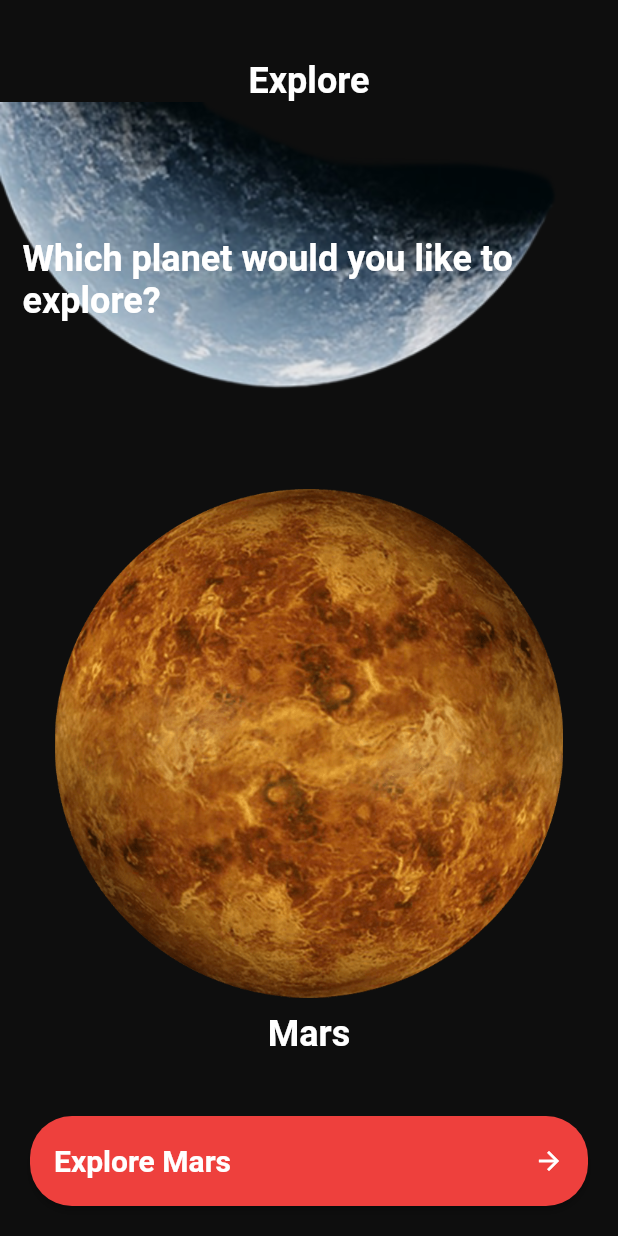
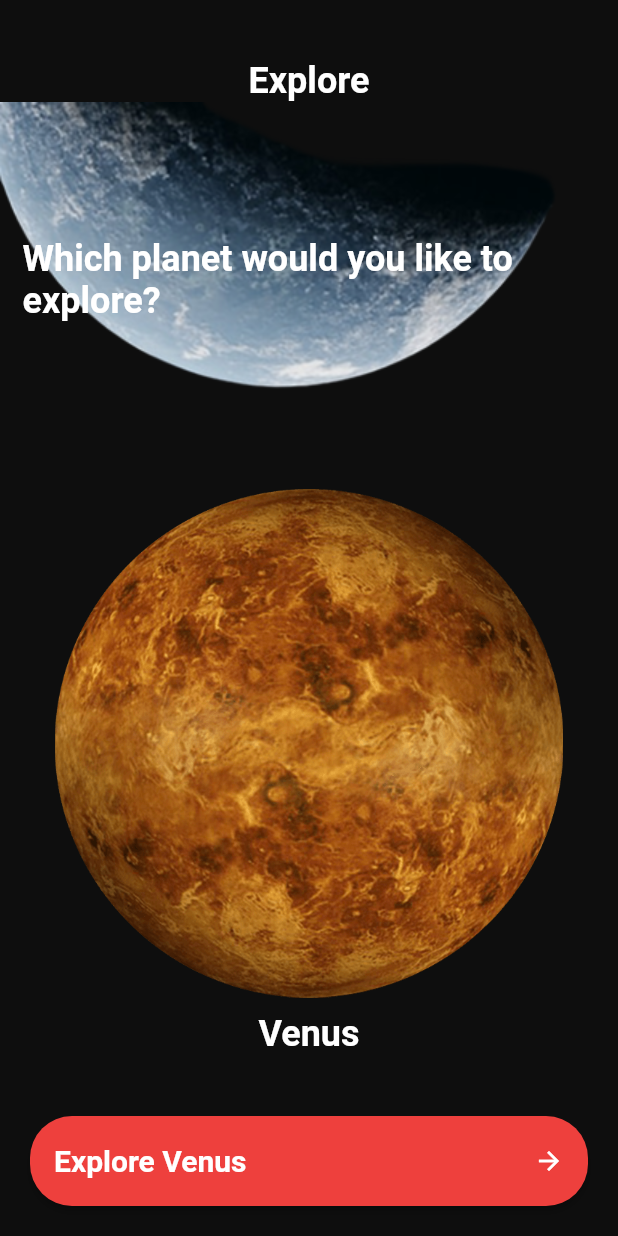
Before and after one commit to saraali319/planets, a Flutter app: the HomePage screen opened directly, swiped to page 3, on a phone screen of 412 x 824 dp. Run offline on Flutter 3.47's test engine with Material 2 defaults, Android fonts, the light colour scheme and no system bars; missing offline and left inert: model_viewer_plus.

Commit message:
// add 3d images and use them in application

```diff
--- a/lib/models/planet.dart
+++ b/lib/models/planet.dart
@@ -1,8 +1,12 @@
 import 'dart:ui';
+
+import 'package:flutter/material.dart';
+import 'package:model_viewer_plus/model_viewer_plus.dart';
 
 class Planet {
   String planetName;
   String pNGImagePath;
+  String glbImagePath;
   String title;
   String about;
   String distancefromSun;
@@ -16,6 +20,7 @@ class Planet {
   Planet(
       {required this.planetName,
       required this.pNGImagePath,
+        required this.glbImagePath,
       required this.title,
       required this.about,
       required this.distancefromSun,
@@ -32,6 +37,9 @@ List<Planet> planets = [
   Planet(
       planetName: 'Sun',
       pNGImagePath: 'assets/images/sun.png',
+      glbImagePath: 'assets/images_3d/sun.glb',
+
+
       title: 'The Sun: Our Solar Systems Star',
       about:
           'The Sun is the heart of our solar system, a massive ball of plasma that provides heat, light, and energy to everything within its gravitational pull. Its immense size and temperature are fueled by nuclear fusion, a process that combines hydrogen atoms into helium, releasing vast amounts of energy. The Suns magnetic field, which is constantly changing, influences solar activity like sunspots and solar flares, affecting space weather and potentially disrupting Earth-based technologies.',
@@ -46,6 +54,7 @@ List<Planet> planets = [
   Planet(
       planetName: 'Mercury',
       pNGImagePath: 'assets/images/mercury.png',
+      glbImagePath: 'assets/images_3d/mercury.glb',
       title: 'Mercury: The Closest Planet',
       about:
           'The Sun is the heart of our solar system, a massive ball of plasma that provides heat, light, and energy to everything within its gravitational pull. Its immense size and temperature are fueled by nuclear fusion, a process that combines hydrogen atoms into helium, releasing vast amounts of energy. The Suns magnetic field, which is constantly changing, influences solar activity like sunspots and solar flares, affecting space weather and potentially disrupting Earth-based technologies.',
@@ -58,8 +67,9 @@ List<Planet> planets = [
       surfaceArea: '7.48 × 10⁷'),
   // information of planet3
   Planet(
-      planetName: 'Mars',
+      planetName: 'Venus',
       pNGImagePath: 'assets/images/venus.png',
+      glbImagePath: 'assets/images_3d/venus.glb',
       title: 'Venus: Earths Toxic Twin',
       about:
           'Venus is often referred to as Earths twin due to its similar size and composition. However, its thick atmosphere, composed primarily of carbon dioxide, traps heat, making it the hottest planet in our solar system. This greenhouse effect has created a hostile environment with temperatures hot enough to melt lead. Venus is also shrouded in a thick layer of sulfuric acid clouds, which reflect sunlight and give it a yellowish appearance.',
@@ -74,6 +84,7 @@ List<Planet> planets = [
   Planet(
       planetName: 'Earth',
       pNGImagePath: 'assets/images/earth.png',
+      glbImagePath: 'assets/images_3d/earth.glb',
       title: 'Earth: Our Blue Marble',
       about:
           "Earth is the only known planet in the universe that supports life. Its unique combination of factors, including liquid water, a breathable atmosphere, and a suitable distance from the Sun, has created the ideal conditions for the development of complex organisms. Earth's magnetic field protects it from harmful solar radiation, and its atmosphere helps to regulate temperature and weather patterns.",
@@ -88,6 +99,7 @@ List<Planet> planets = [
   Planet(
       planetName: 'Mars',
       pNGImagePath: 'assets/images/mars.png',
+      glbImagePath: 'assets/images_3d/mars.glb',
       title: 'Mars: The Red Planet',
       about:
           'Mars, often called the Red Planet due to its reddish hue caused by iron oxide, is a cold, rocky world with a thin atmosphere. It has polar ice caps, ancient riverbeds, and evidence of past volcanic activity, suggesting that it once had a warmer, wetter climate. Mars is a prime target for exploration due to its potential for past or present life, and NASAs Perseverance rover is currently searching for signs of ancient microbial life on the planets surface.',
@@ -102,6 +114,7 @@ List<Planet> planets = [
   Planet(
       planetName: 'Jupiter',
       pNGImagePath: 'assets/images/jupiter.png',
+      glbImagePath: 'assets/images_3d/jupiter.glb',
       title: 'Jupiter: The Gas Giant',
       about:
           'Jupiter is the largest planet in our solar system, a gas giant composed primarily of hydrogen and helium. Its Great Red Spot, a massive storm that has been raging for centuries, is a testament to its turbulent atmosphere. Jupiter has a strong magnetic field and numerous moons, including Europa, which is believed to have a subsurface ocean that could potentially harbor life.',
@@ -116,6 +129,7 @@ List<Planet> planets = [
   Planet(
       planetName: 'Saturn',
       pNGImagePath: 'assets/images/saturn.png',
+      glbImagePath: 'assets/images_3d/saturn.glb',
       title: 'Saturn: The Ringed Planet',
       about:
           'Saturn is best known for its spectacular rings, which are composed of countless ice particles and rocks. It is a gas giant with a composition similar to Jupiter, but its rings and moons give it a distinct appearance. Saturns largest moon, Titan, has a thick atmosphere and is the only known celestial body outside of Earth with liquid lakes and rivers.',
@@ -130,6 +144,7 @@ List<Planet> planets = [
   Planet(
       planetName: 'Uranus',
       pNGImagePath: 'assets/images/uranus.png',
+      glbImagePath: 'assets/images_3d/uranus.glb',
       title: 'Uranus: The Tilted Planet',
       about:
           'Uranus is an ice giant with a unique axial tilt, causing its seasons to be extreme. It is surrounded by faint rings and has numerous moons, including Miranda, known for its chaotic terrain. Uranuss atmosphere is composed primarily of hydrogen, helium, and methane, giving it a pale blue color.',
@@ -144,6 +159,7 @@ List<Planet> planets = [
   Planet(
       planetName: 'Neptune',
       pNGImagePath: 'assets/images/neptune.png',
+      glbImagePath: 'assets/images_3d/neptune.glb',
       title: 'Neptune: The Distant World',
       about:
           'Neptune is the farthest planet from the Sun and is another ice giant. Its atmosphere is similar to Uranus, but it is a deeper blue color due to the presence of methane. Neptune has several moons, including Triton, which orbits the planet in a retrograde direction and is believed to be a captured Kuiper Belt object.',
--- a/lib/screens/home_page.dart
+++ b/lib/screens/home_page.dart
@@ -72,7 +72,7 @@ class _HomePageState extends State<HomePage> {
         margin: const EdgeInsets.all(20),
         child: CustomButton(
           'Explore ${planets[currentPage].planetName}',
-          () {
+              () {
             Navigator.push(
               context,
               MaterialPageRoute(
--- a/pubspec.yaml
+++ b/pubspec.yaml
@@ -30,6 +30,7 @@ environment:
 dependencies:
   flutter:
     sdk: flutter
+  model_viewer_plus: ^1.0.7
 
 
   # The following adds the Cupertino Icons font to your application.
@@ -61,6 +62,7 @@ flutter:
   # To add assets to your application, add an assets section, like this:
   assets:
     - assets/images/
+    - assets/images_3d/
 
 
   # An image asset can refer to one or more resolution-specific "variants", see
```
Also changed, not shown: lib/widgets/planet_details.dart (+36 -22 lines), lib/widgets/explore_component.dart (indentation only), pubspec.lock, 18 other files.
